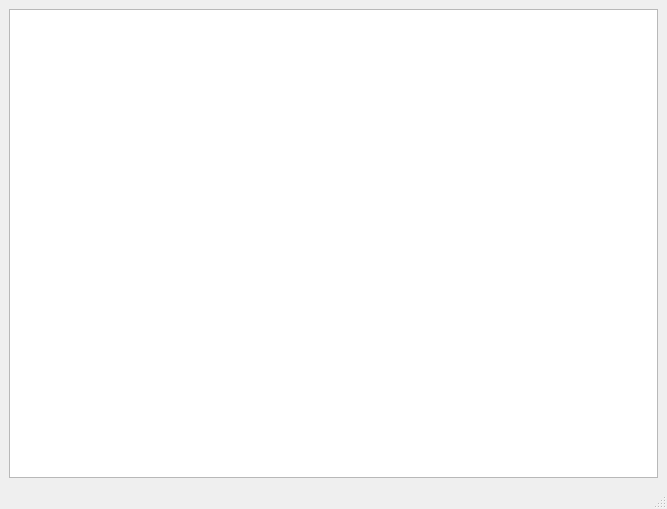
Qt form main_window.ui (iesuser/ies-monitor) before a commit.
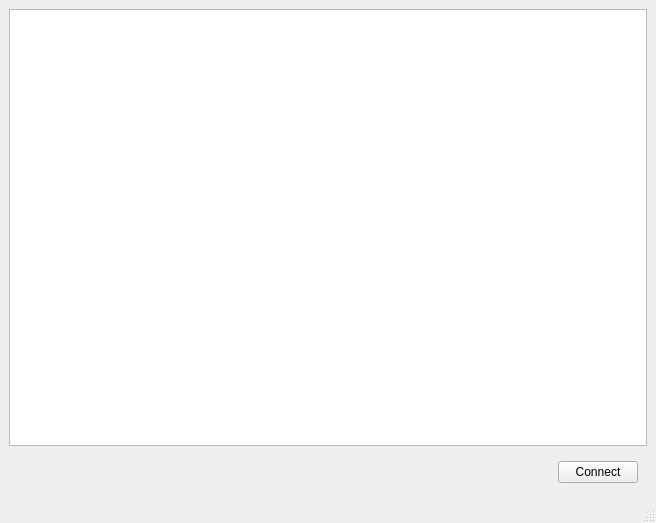
The same form after that commit.

```diff
--- a/main_window.ui
+++ b/main_window.ui
@@ -6,8 +6,8 @@
    <rect>
     <x>0</x>
     <y>0</y>
-    <width>667</width>
-    <height>509</height>
+    <width>656</width>
+    <height>523</height>
    </rect>
   </property>
   <property name="windowTitle">
@@ -27,7 +27,20 @@
     </size>
    </property>
    <layout class="QGridLayout" name="gridLayout">
-    <item row="1" column="1">
+    <item row="2" column="0">
+     <widget class="QWidget" name="widget" native="true">
+      <layout class="QHBoxLayout" name="horizontalLayout">
+       <item alignment="Qt::AlignRight|Qt::AlignVCenter">
+        <widget class="QPushButton" name="connect_btn">
+         <property name="text">
+          <string>Connect</string>
+         </property>
+        </widget>
+       </item>
+      </layout>
+     </widget>
+    </item>
+    <item row="0" column="0">
      <widget class="QTableWidget" name="message_table">
       <property name="font">
        <font>
```
Left out of the diff: 2 changed lines with no effect on the pictures.
